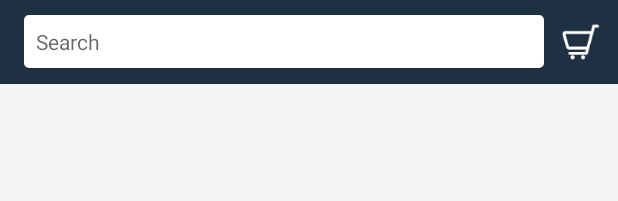
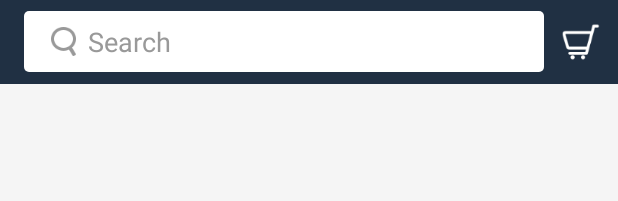
Before and after one commit to WPolly/OneShop, an Android app: the layout activity_main.xml on its own in the app's theme, with its tools: preview values and no code run, on a phone screen of 412 x 824 dp. Shown: the top 201 px of the screen. Run offline under Robolectric (Android 15) with nearby library versions, the phone set to English and light mode, and no system bars.

Commit message:
add search icon on home toolbar.

```diff
--- a/app/src/main/res/layout/activity_main.xml
+++ b/app/src/main/res/layout/activity_main.xml
@@ -19,7 +19,13 @@
                 android:layout_weight="1"
                 android:padding="8dp"
                 android:background="@drawable/bg_home_search"
-                android:hint="@string/toolbar_hint_search"/>
+                android:text="@string/toolbar_hint_search"
+                android:textColor="#999999"
+                android:textSize="18sp"
+                android:drawableStart="@mipmap/general_ic_seach"
+                android:gravity="center_vertical"
+                android:drawablePadding="8dp"
+                android:paddingStart="18dp"/>
 
             <ImageView
                 android:layout_width="25dp"
```
Also changed, not shown: gradle.properties (+5 -5 lines), app/src/main/res/mipmap-xhdpi/general_ic_seach.png (added).
